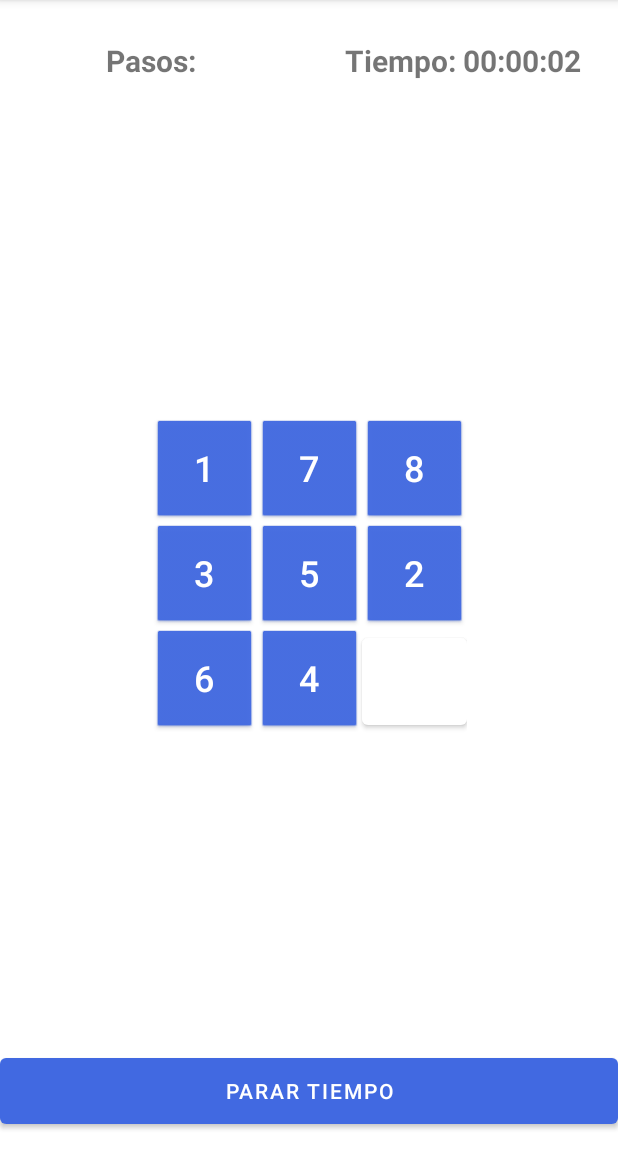
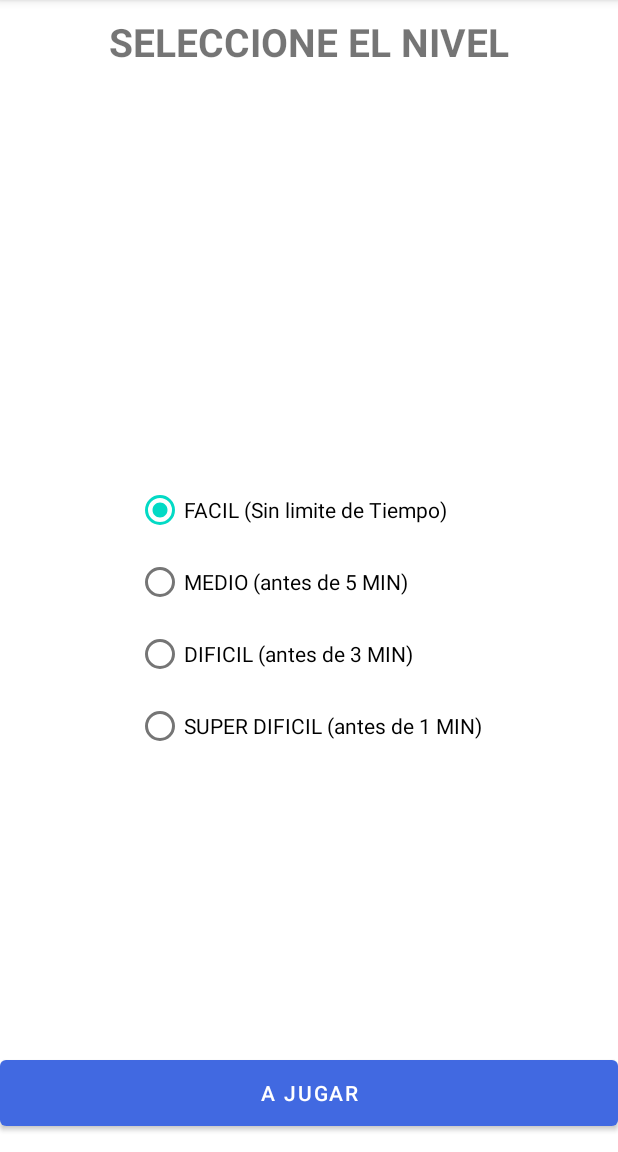
Before and after one commit to facutopa/TPFinalRompecabezas, an Android app: the screen it shows after launch (Juego before the commit, Niveles after it), after a tap on "JUGA", on a phone screen of 412 x 824 dp, the part 84-1236 px from its top. Run offline under Robolectric (Android 15) with nearby library versions, the phone set to English and light mode, and no system bars.

Commit message:
8ª Finalizado

```diff
--- a/app/src/main/java/com/progavanz2/tpfinal_rompecabezas/MainActivity.java
+++ b/app/src/main/java/com/progavanz2/tpfinal_rompecabezas/MainActivity.java
@@ -23,7 +23,7 @@ public class MainActivity extends AppCompatActivity {
         {
             @Override
             public void onClick(View v) {
-                Intent intent = new Intent(MainActivity.this, Juego.class);
+                Intent intent = new Intent(MainActivity.this, Niveles.class);
                 startActivity(intent);
             }
         });
--- /dev/null
+++ b/app/src/main/java/com/progavanz2/tpfinal_rompecabezas/Niveles.java
@@ -0,0 +1,69 @@
+package com.progavanz2.tpfinal_rompecabezas;
+
+import android.content.Intent;
+import android.os.Bundle;
+import android.provider.MediaStore;
+import android.view.View;
+import android.widget.Button;
+import android.widget.RadioButton;
+import android.widget.RadioGroup;
+import android.widget.Toast;
+
+import androidx.appcompat.app.AppCompatActivity;
+
+public class Niveles extends AppCompatActivity
+{
+    private Button btnJugar;
+    private RadioGroup grupo;
+
+    @Override
+    protected void onCreate(Bundle savedInstanceState) {
+        super.onCreate(savedInstanceState);
+        setContentView(R.layout.activity_level);
+
+        grupo = (RadioGroup) findViewById(R.id.radioGroupNiveles);
+
+        //Boton para ir a Jugar
+        btnJugar = (Button) findViewById(R.id.botonJugar);
+        btnJugar.setOnClickListener(new View.OnClickListener()
+        {
+            @Override
+            public void onClick(View v) {
+
+                if(grupo.getCheckedRadioButtonId() == R.id.radioButton_facil)
+                {
+                    Intent intent = new Intent(Niveles.this, Juego.class);
+                    intent.putExtra("Nivel", 0);
+                    startActivity(intent);
+                }
+                else
+                {
+                    if(grupo.getCheckedRadioButtonId() == R.id.radioButton_medio)
+                    {
+                        Intent intent = new Intent(Niveles.this, Juego.class);
+                        intent.putExtra("Nivel", 1);
+                        startActivity(intent);
+                    }
+                    else
+                    {
+                        if(grupo.getCheckedRadioButtonId() == R.id.radioButton_dificil)
+                        {
+                            Intent intent = new Intent(Niveles.this, Juego.class);
+                            intent.putExtra("Nivel", 2);
+                            startActivity(intent);
+                        }
+                        else
+                        {
+                                Intent intent = new Intent(Niveles.this, Juego.class);
+                                intent.putExtra("Nivel", 3);
+                                startActivity(intent);
+                        }
+                    }
+                }
+
+
+            }
+        });
+    }
+
+}
--- a/app/src/main/java/com/progavanz2/tpfinal_rompecabezas/RegistrarGanador.java
+++ b/app/src/main/java/com/progavanz2/tpfinal_rompecabezas/RegistrarGanador.java
@@ -51,7 +51,7 @@ public class RegistrarGanador extends AppCompatActivity {
         int hor = timer / 3600;
         int min = (timer - hor *3600) /60;
 
-        txtViewTimer.setText(String.format("Tiempo: %02d:%02d:%02d",hor, min, seg));
+        txtViewTimer.setText(String.format("%02d:%02d:%02d",hor, min, seg));
 
         CharSequence textOk = "Datos del usuario registrados correctamente";
         CharSequence textNok = "Datos del usuario no se pudieron registrar";
--- a/app/src/main/res/layout/activity_ganador.xml
+++ b/app/src/main/res/layout/activity_ganador.xml
@@ -52,7 +52,8 @@
             android:layout_width="0dp"
             android:layout_height="match_parent"
             android:layout_weight="1"
-            android:gravity="center" />
+            android:gravity="center"
+            android:inputType="number"/>
 
     </LinearLayout>
 
--- /dev/null
+++ b/app/src/main/res/layout/activity_level.xml
@@ -0,0 +1,103 @@
+<?xml version="1.0" encoding="utf-8"?>
+<androidx.constraintlayout.widget.ConstraintLayout xmlns:android="http://schemas.android.com/apk/res/android"
+    xmlns:tools="http://schemas.android.com/tools"
+    android:layout_width="match_parent"
+    xmlns:app="http://schemas.android.com/apk/res-auto"
+    android:layout_height="match_parent">
+
+    <LinearLayout
+        android:id="@+id/linearLayout"
+        android:layout_width="match_parent"
+        android:layout_height="?actionBarSize"
+        android:orientation="horizontal"
+        app:layout_constraintEnd_toEndOf="parent"
+        app:layout_constraintStart_toStartOf="parent"
+        app:layout_constraintTop_toTopOf="parent">
+
+        <TextView
+            android:id="@+id/textView_Niveles"
+            android:layout_width="0dp"
+            android:layout_height="match_parent"
+            android:layout_weight="1"
+            android:gravity="center"
+            android:text="SELECCIONE EL NIVEL"
+            android:textSize="26sp"
+            android:textStyle="bold" />
+
+
+    </LinearLayout>
+
+    <LinearLayout
+        android:id="@+id/linearLayoutNiveles"
+        android:layout_width="wrap_content"
+        android:layout_height="wrap_content"
+        android:orientation="vertical"
+        app:layout_constraintBottom_toBottomOf="parent"
+        app:layout_constraintEnd_toEndOf="parent"
+        app:layout_constraintStart_toStartOf="parent"
+        app:layout_constraintTop_toBottomOf="@+id/linearLayout">
+
+        <RadioGroup
+            android:id="@+id/radioGroupNiveles"
+            android:layout_width="wrap_content"
+            android:layout_height="wrap_content">
+
+            <RadioButton
+                android:id="@+id/radioButton_facil"
+                android:layout_height="match_parent"
+                android:layout_width="match_parent"
+                android:layout_weight="5"
+                android:checked="true"
+                android:text="FACIL (Sin limite de Tiempo)" />
+
+            <RadioButton
+                android:id="@+id/radioButton_medio"
+                android:layout_height="match_parent"
+                android:layout_width="match_parent"
+                android:layout_weight="5"
+                android:text="MEDIO (antes de 5 MIN)" />
+
+            <RadioButton
+                android:id="@+id/radioButton_dificil"
+                android:layout_height="match_parent"
+                android:layout_width="match_parent"
+                android:layout_weight="1"
+                android:text="DIFICIL (antes de 3 MIN)" />
+
+            <RadioButton
+                android:id="@+id/radioButton_superdificil"
+                android:layout_height="match_parent"
+                android:layout_width="match_parent"
+                android:layout_weight="5"
+                android:text="SUPER DIFICIL (antes de 1 MIN)" />
+
+        </RadioGroup>
+
+
+
+
+    </LinearLayout>
+
+    <LinearLayout
+        android:id="@+id/linearLayout2"
+        android:layout_width="match_parent"
+        android:layout_height="?actionBarSize"
+        android:layout_gravity="bottom"
+        android:orientation="horizontal"
+        app:layout_constraintBottom_toBottomOf="parent"
+        app:layout_constraintEnd_toEndOf="parent"
+        app:layout_constraintHorizontal_bias="0.0"
+        app:layout_constraintStart_toStartOf="parent"
+        app:layout_constraintTop_toBottomOf="@+id/linearLayoutNiveles"
+        app:layout_constraintVertical_bias="0.943">
+
+        <Button
+            android:id="@+id/botonJugar"
+            android:layout_width="0dp"
+            android:layout_height="match_parent"
+            android:layout_weight="1"
+            android:text="A JUGAR" />
+
+    </LinearLayout>
+
+</androidx.constraintlayout.widget.ConstraintLayout>
```
Also changed, not shown: app/src/main/AndroidManifest.xml (+9 -2 lines), app/src/main/java/com/progavanz2/tpfinal_rompecabezas/Juego.java (+60 -7 lines), app/src/main/res/layout/activity_main.xml (+4 -4 lines).
